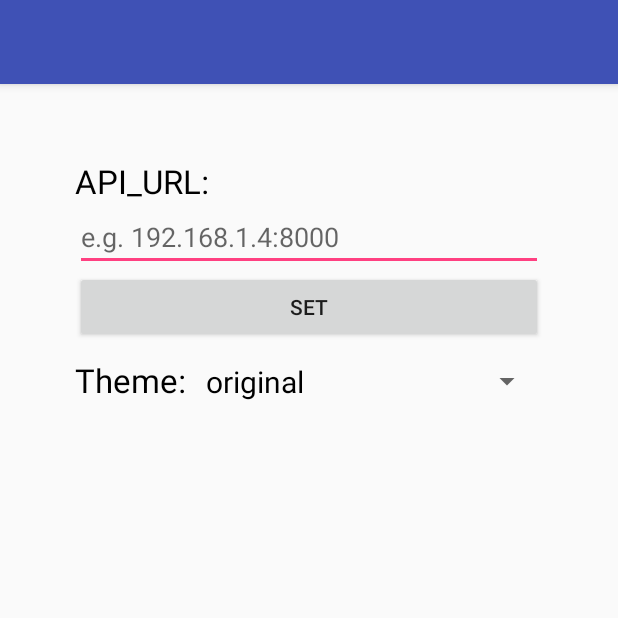
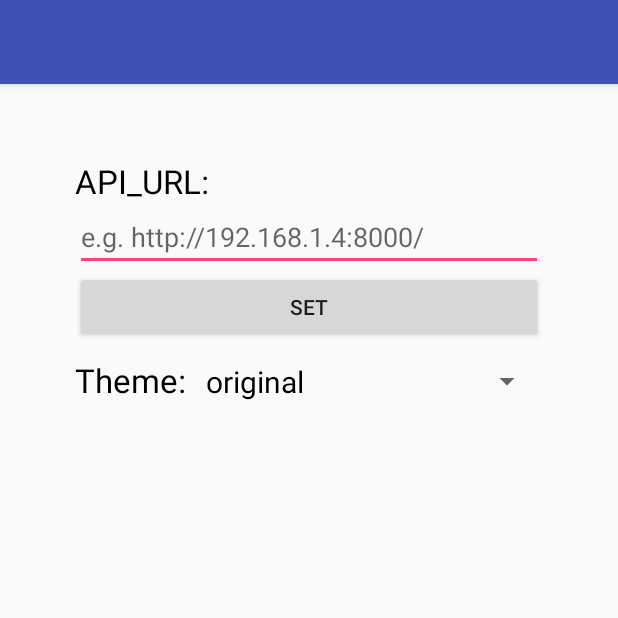
Before and after one commit to PagnoDunadan/WerewolfAndroid, an Android app: the OptionsActivity screen opened directly, with no data from a screen before it, on a phone screen of 412 x 824 dp, the top half of it. Run offline under Robolectric (Android 15) with nearby library versions, the phone set to English and light mode, and no system bars; libraries missing offline, so code that uses them is left out: com.loopj.android, cz.msebera.android; 1 statement that could not run was skipped.

```diff
--- a/app/src/main/res/layout/activity_options.xml
+++ b/app/src/main/res/layout/activity_options.xml
@@ -19,7 +19,7 @@
         android:layout_width="match_parent"
         android:layout_height="wrap_content"
         android:ems="10"
-        android:hint="e.g. 192.168.1.4:8000" />
+        android:hint="e.g. http://192.168.1.4:8000/" />
 
     <Button
         android:text="Set"
```
Also changed, not shown: 1 other file.
